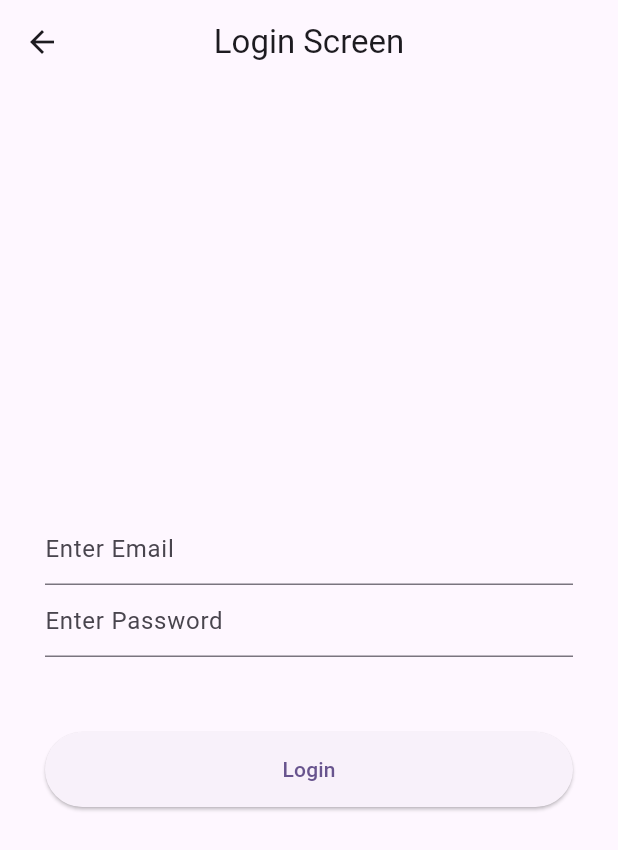
After one commit to AsmiAd/Learn_API, a Flutter app: the screen it shows after launch, after a tap on "API Login without Model Screen", on a phone screen of 412 x 824 dp. The commit adds this screen. Shown: the top 850 px of the screen. Run offline on Flutter 3.47's test engine with Material 3 defaults, Android fonts, the phone set to English and light mode, and no system bars; network calls fail.

Commit message:
Add login screen without model and API service integration

```diff
--- a/lib/main.dart
+++ b/lib/main.dart
@@ -2,6 +2,7 @@ import 'package:flutter/material.dart';
 import 'package:learn_api/main_screen.dart';
 import 'package:learn_api/views/home_page.dart';
 import 'package:learn_api/views/login_screen_with_model.dart';
+import 'package:learn_api/views/login_screen_without_model.dart';
 import 'package:learn_api/views/screen_with_list_model.dart';
 import 'package:learn_api/views/screen_with_model.dart';
 import 'package:learn_api/views/screen_with_multi_model.dart';
@@ -34,7 +35,8 @@ class MyApp extends StatelessWidget {
         'listwithoutmodel': (context) => const ScreenWithoutListModel(),
         '/mulitiWithModel': (context) => const ScreenWithMultiModel(),
         '/mulitiWithoutModel': (context) => ScreenWithOutMultiModel(),
-        '/loginWithModel': (context) => LoginScreenWithModel()
+        '/loginWithModel': (context) => LoginScreenWithModel(),
+        '/loginWithoutModel': (context) => LoginScreenWithoutModel(),
 
       },
     );
--- a/lib/main_screen.dart
+++ b/lib/main_screen.dart
@@ -77,6 +77,14 @@ class Mainscreen extends StatelessWidget {
             child: const Text('API Login with Model Screen'),
           ),
 
+          SizedBox(height: 20),
+          ElevatedButton(
+            onPressed: () {
+              Navigator.pushNamed(context, '/loginWithoutModel');
+            },
+            child: const Text('API Login without Model Screen'),
+          ),
+
         ],
       ),
     );
--- a/lib/services/api_service.dart
+++ b/lib/services/api_service.dart
@@ -130,5 +130,28 @@ class ApiServices {
 
 
 
+  // Login Without Model
+  Future<dynamic> loginWithOutModel( String email, String password)async{
+
+    try{
+      var url = Uri.parse("https://reqres.in/api/login");
+      var response = await http.post(url, body: {
+        "email": email,
+        "password": password
+      });
+
+
+      if(response.statusCode == 200){
+        final model = jsonDecode(response.body);
+        return model;
+      }
+    }catch (e){
+      print(e);
+    }
+  }
+
+
+
+
 
 }
--- /dev/null
+++ b/lib/views/login_screen_without_model.dart
@@ -0,0 +1,89 @@
+import 'package:flutter/material.dart';
+import 'package:learn_api/models/login_model.dart';
+import 'package:learn_api/services/api_service.dart';
+import 'package:learn_api/views/home_screen_login.dart';
+
+
+class LoginScreenWithoutModel extends StatefulWidget {
+  const LoginScreenWithoutModel({Key? key}) : super(key: key);
+
+  @override
+  State<LoginScreenWithoutModel> createState() => _LoginScreenWithoutModelState();
+}
+
+class _LoginScreenWithoutModelState extends State<LoginScreenWithoutModel> {
+
+  TextEditingController email = TextEditingController();
+  TextEditingController password = TextEditingController();
+
+
+  LoginModel loginModel = LoginModel();
+  bool isReady = false;
+
+  @override
+  Widget build(BuildContext context) {
+    return Scaffold(
+      appBar: AppBar(
+        centerTitle: true,
+        title:  loginModel.token ==null || loginModel.token ==""?
+        const Text("Login Screen"):Text("Login Screen ${loginModel.token}"),
+      ),
+
+      body: Padding(
+        padding: const EdgeInsets.all(30.0),
+        child: Column(
+          mainAxisAlignment: MainAxisAlignment.center,
+          children: [
+            TextField(
+              controller: email,
+              decoration: const InputDecoration(
+                hintText: "Enter Email"
+              ),
+            ),
+
+
+            TextField(
+              controller: password,
+              decoration: const InputDecoration(
+                  hintText: "Enter Password"
+              ),
+            ),
+
+
+            const SizedBox(height: 50),
+
+
+            SizedBox(
+              height: 50, width: double.infinity,
+              child: ElevatedButton(
+                  onPressed: (){
+                    setState(() {isReady = true;});
+
+                    ApiServices().loginWithOutModel(email.text.toString(), password.text.toString()).then((value){
+                      setState(() {
+                        isReady = false;
+                        print(value["token"]);
+
+                        Navigator.push(context, MaterialPageRoute(builder: (context)=>HomeScreenLogin(
+                            token : value["token"].toString()
+                        )));
+
+                      });
+                    }).onError((error, stackTrace){
+                      setState(() {isReady = false;});
+                      print(error);
+                    });
+
+
+
+                  },
+                  child: isReady ==true?
+                  const Center(child: CircularProgressIndicator(color: Colors.white,),):
+                  const Text("Login")),
+            ),
+          ],
+        ),
+      ),
+    );
+  }
+}
```
